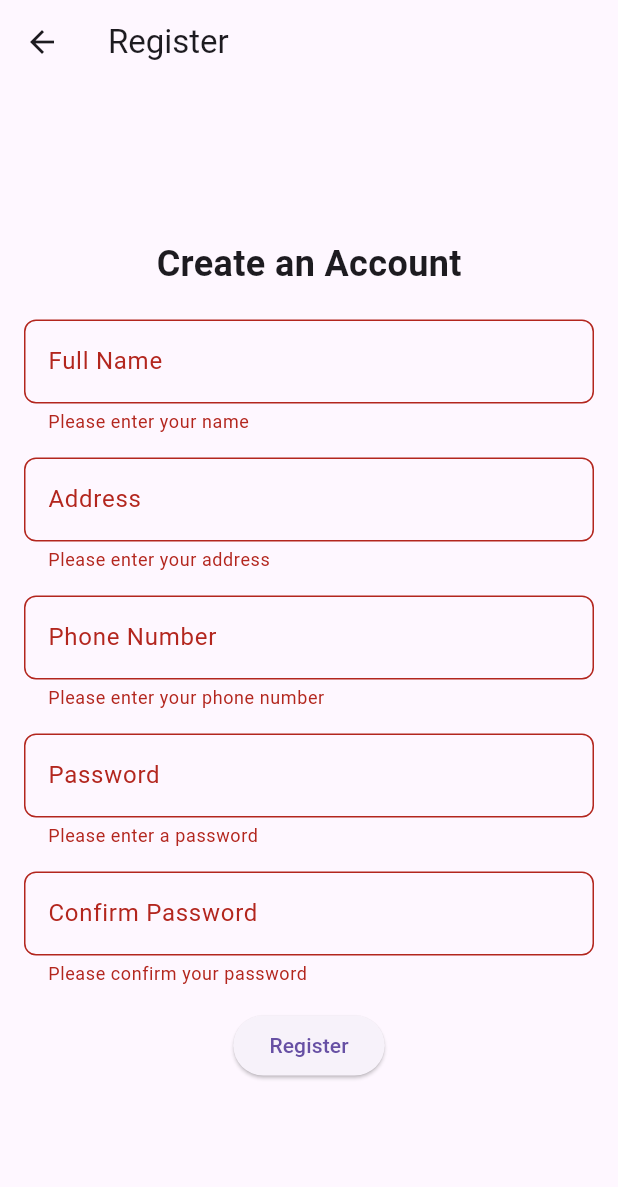
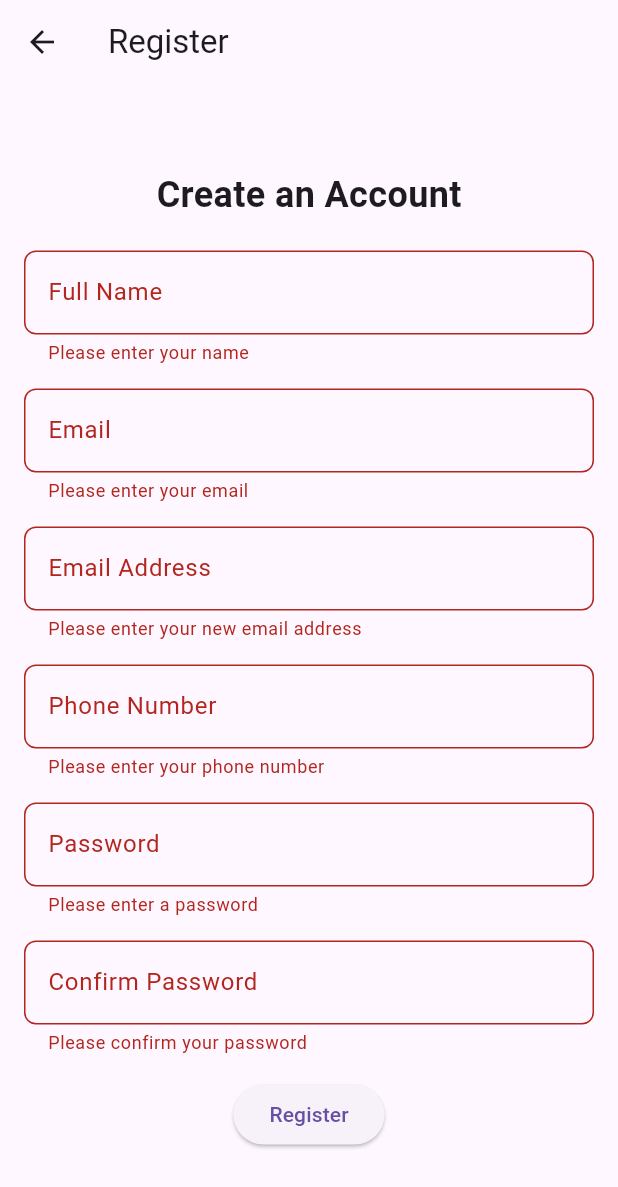
Before and after one commit to nhathaohuynh/email-clone, a Flutter app: the RegisterPage screen opened directly, after a tap on "Register", on a phone screen of 412 x 824 dp. Shown: the top 1187 px of the screen. Run offline on Flutter 3.47's test engine with Material 3 defaults, Android fonts, the phone set to English and light mode, and no system bars; our stand-ins replace faker, fluttertoast, shared_preferences; accounts and stored records are empty.

```diff
--- a/client/lib/authentication/register_page.dart
+++ b/client/lib/authentication/register_page.dart
@@ -1,4 +1,7 @@
+import 'package:client/services/user_service.dart';
 import 'package:flutter/material.dart';
+import 'package:shared_preferences/shared_preferences.dart';
+
 
 class RegisterPage extends StatelessWidget {
   const RegisterPage({super.key});
@@ -10,7 +13,11 @@ class RegisterPage extends StatelessWidget {
     final passwordController = TextEditingController();
     final confirmPasswordController = TextEditingController();
     final nameController = TextEditingController();
-    final addressController = TextEditingController();
+    final emailAddressController = TextEditingController();
+    final emailController = TextEditingController();
+
+    const api_url = "https://email.huynhnhathao.site/api/v1/email/users/sign-up";
+    final userService = new UserApiService(api_url);
 
     return Scaffold(
       appBar: AppBar(
@@ -45,16 +52,32 @@ class RegisterPage extends StatelessWidget {
               ),
               const SizedBox(height: 16),
               TextFormField(
-                controller: addressController,
+                controller: emailController,
                 decoration: InputDecoration(
-                  labelText: 'Address',
+                  labelText: 'Email',
                   border: OutlineInputBorder(
                     borderRadius: BorderRadius.circular(8),
                   ),
                 ),
                 validator: (value) {
                   if (value == null || value.isEmpty) {
-                    return 'Please enter your address';
+                    return 'Please enter your email';
+                  }
+                  return null;
+                },
+              ),
+              const SizedBox(height: 16),
+              TextFormField(
+                controller: emailAddressController,
+                decoration: InputDecoration(
+                  labelText: 'Email Address',
+                  border: OutlineInputBorder(
+                    borderRadius: BorderRadius.circular(8),
+                  ),
+                ),
+                validator: (value) {
+                  if (value == null || value.isEmpty) {
+                    return 'Please enter your new email address';
                   }
                   return null;
                 },
@@ -119,13 +142,28 @@ class RegisterPage extends StatelessWidget {
               ),
               const SizedBox(height: 16),
               ElevatedButton(
-                onPressed: () {
+                onPressed: () async {
                   if (_formKey.currentState!.validate()) {
-                    ScaffoldMessenger.of(context).showSnackBar(
-                      const SnackBar(
-                          content: Text('Account created successfully')),
-                    );
-                    Navigator.pop(context);
+                    final userData = {
+                      'full_name': nameController.text,
+                      'email': emailController.text,
+                      'mail_address': emailAddressController.text,
+                      'password': passwordController.text,
+                      'phone': phoneController.text
+                    };
+
+                    final response = await userService.createUser(userData);
+                    if (response != null) {
+                      ScaffoldMessenger.of(context).showSnackBar(
+                        const SnackBar(content: Text('Account created successfully')),
+                      );
+                      Navigator.pop(context);
+                    } else {
+                      ScaffoldMessenger.of(context).showSnackBar(
+                        SnackBar(content: Text('Failed to register: ${response?['message']}')),
+                      );
+
+                    }
                   }
                 },
                 child: const Text('Register'),
--- a/client/lib/main.dart
+++ b/client/lib/main.dart
@@ -11,6 +11,7 @@ class MyApp extends StatelessWidget {
   @override
   Widget build(BuildContext context) {
     return MaterialApp(
+      debugShowCheckedModeBanner: false,
       title: 'Flutter Login/Register UI',
       theme: ThemeData(
         primarySwatch: Colors.blue,
```
Also changed, not shown: client/lib/authentication/login_page.dart (+37 -12 lines), client/lib/mail/draft_page.dart (+5 -5 lines), client/lib/mail/home_page.dart (+49 -17 lines), client/lib/mail/starred/starred_page.dart (+6 -6 lines), client/lib/mail/trash_bin/trash_bin_page.dart (+6 -7 lines), client/lib/services/user_service.dart (+28 -7 lines), 1 other file.
